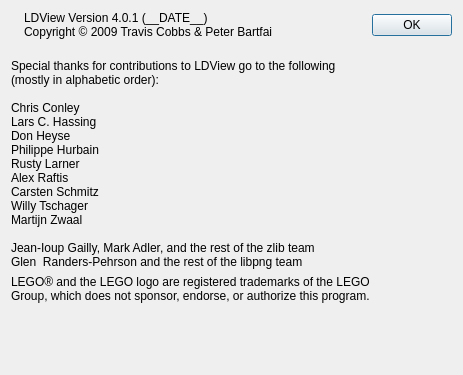
Old version of the form QT/AboutPanel.ui in the repository tcobbs/ldview.
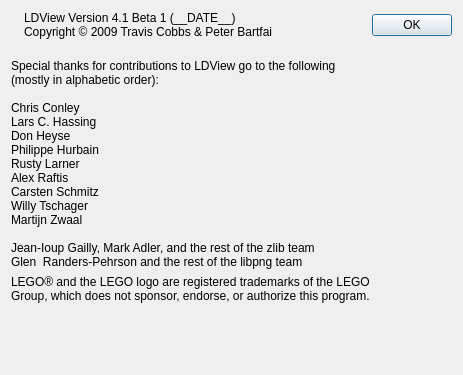
New version of the form. Icons and pictures are not drawn.

The edit to the form file:
```diff
--- a/QT/AboutPanel.ui
+++ b/QT/AboutPanel.ui
@@ -83,7 +83,7 @@
                     </sizepolicy>
                   </property>
                   <property name="text">
-                    <string>LDView Version 4.0.1 (__DATE__)
+                    <string>LDView Version 4.1 Beta 1 (__DATE__)
 Copyright © 2009 Travis Cobbs &amp; Peter Bartfai</string>
                   </property>
                   <property name="textFormat">
```
